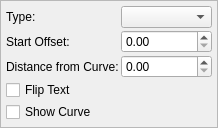
The window that scribus/ui/propertywidget_pathtextbase.ui (nitramr/scribus-indigo) describes before a commit, drawn with Qt 5.
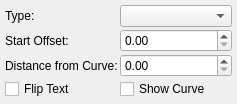
The same window after the commit. Custom widgets are drawn as their Qt base class.

The edit to the form file:
```diff
--- a/scribus/ui/propertywidget_pathtextbase.ui
+++ b/scribus/ui/propertywidget_pathtextbase.ui
@@ -6,18 +6,21 @@
    <rect>
     <x>0</x>
     <y>0</y>
-    <width>218</width>
-    <height>118</height>
+    <width>237</width>
+    <height>104</height>
    </rect>
   </property>
   <property name="windowTitle">
    <string>Frame</string>
   </property>
   <property name="frameShape">
-   <enum>QFrame::StyledPanel</enum>
+   <enum>QFrame::Box</enum>
   </property>
   <property name="frameShadow">
-   <enum>QFrame::Raised</enum>
+   <enum>QFrame::Plain</enum>
+  </property>
+  <property name="lineWidth">
+   <number>0</number>
   </property>
   <layout class="QGridLayout" name="gridLayout">
    <property name="margin">
@@ -63,7 +66,7 @@
      </property>
     </widget>
    </item>
-   <item row="4" column="0">
+   <item row="3" column="1">
     <widget class="QCheckBox" name="showCurveCheckBox">
      <property name="text">
       <string>Show Curve</string>
```
Left out of the diff: 11 changed lines with no effect on the pictures.
